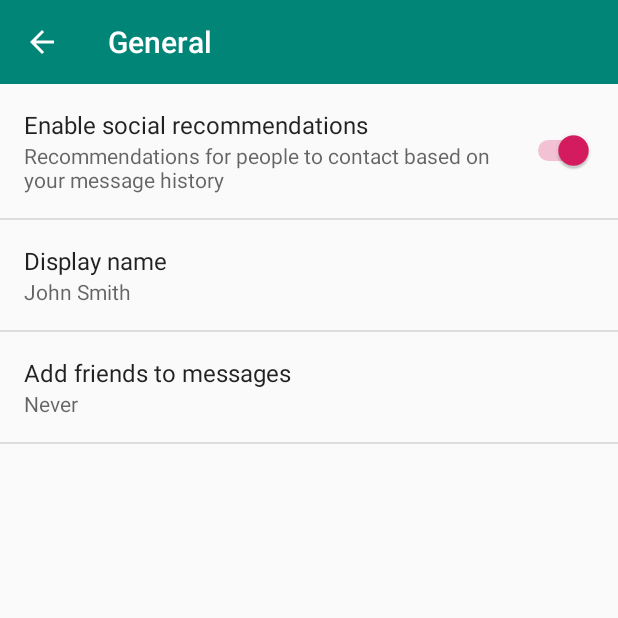
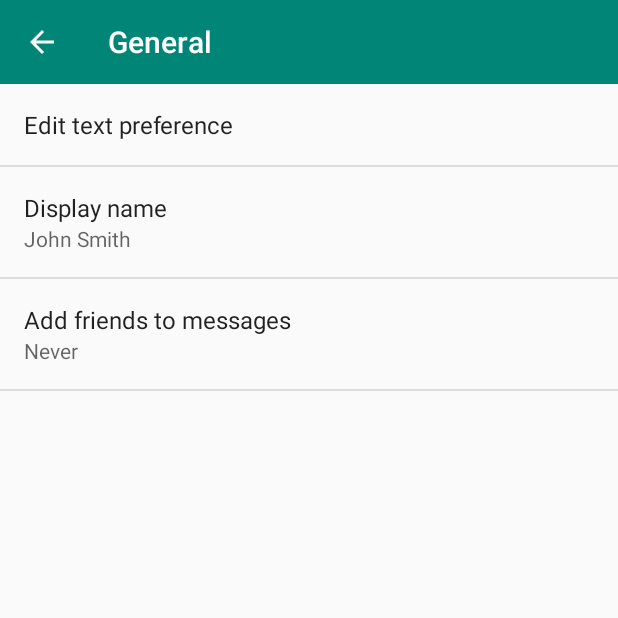
Before and after one commit to tago-SE/NineMenMorrisAndroid, an Android app: the SettingsActivity screen opened directly, with no data from a screen before it, after a tap on "General", on a phone screen of 412 x 824 dp, the top half of it. Run offline under Robolectric (Android 15) with nearby library versions, the phone set to English and light mode, and no system bars.

Commit message:
Preference Activity

```diff
--- a/app/src/main/java/tiago/ninemenmorris/ui/GameActivity.java
+++ b/app/src/main/java/tiago/ninemenmorris/ui/GameActivity.java
@@ -110,15 +110,14 @@ public class GameActivity extends AppCompatActivity {
                 mainViewModel.start();
                 return true;
             case R.id.newgame:
-                Intent intent = new Intent(this, GameSettingsActivity.class);
-                startActivity(intent);
+                startActivity(new Intent(this, GameSettingsActivity.class));
                 return true;
             case R.id.loadgame:
                 // Load Game Activity
                 Log.e(TAG, "Load - not yet implemented");
                 return true;
             case R.id.gamepref:
-
+                startActivity(new Intent(this, SettingsActivity.class));
                 return true;
         }
         return super.onOptionsItemSelected(item);
--- a/app/src/main/res/xml/pref_general.xml
+++ b/app/src/main/res/xml/pref_general.xml
@@ -1,13 +1,13 @@
 <PreferenceScreen xmlns:android="http://schemas.android.com/apk/res/android">
-
-    <SwitchPreference
-        android:defaultValue="true"
-        android:key="example_switch"
-        android:summary="@string/pref_description_social_recommendations"
-        android:title="@string/pref_title_social_recommendations" />
 
     <!-- NOTE: EditTextPreference accepts EditText attributes. -->
     <!-- NOTE: EditTextPreference's summary should be set to its value by the activity code. -->
+    <EditTextPreference
+        android:defaultValue="Default value"
+        android:key="edit_text_preference_1"
+        android:selectAllOnFocus="true"
+        android:singleLine="true"
+        android:title="Edit text preference" />
     <EditTextPreference
         android:capitalize="words"
         android:defaultValue="@string/pref_default_display_name"
--- a/app/src/main/res/xml/pref_headers.xml
+++ b/app/src/main/res/xml/pref_headers.xml
@@ -6,7 +6,7 @@
         android:fragment="tiago.ninemenmorris.ui.SettingsActivity$GeneralPreferenceFragment"
         android:icon="@drawable/ic_info_black_24dp"
         android:title="@string/pref_header_general" />
-
+    <!--
     <header
         android:fragment="tiago.ninemenmorris.ui.SettingsActivity$NotificationPreferenceFragment"
         android:icon="@drawable/ic_notifications_black_24dp"
@@ -16,5 +16,5 @@
         android:fragment="tiago.ninemenmorris.ui.SettingsActivity$DataSyncPreferenceFragment"
         android:icon="@drawable/ic_sync_black_24dp"
         android:title="@string/pref_header_data_sync" />
-
+    -->
 </preference-headers>
```
